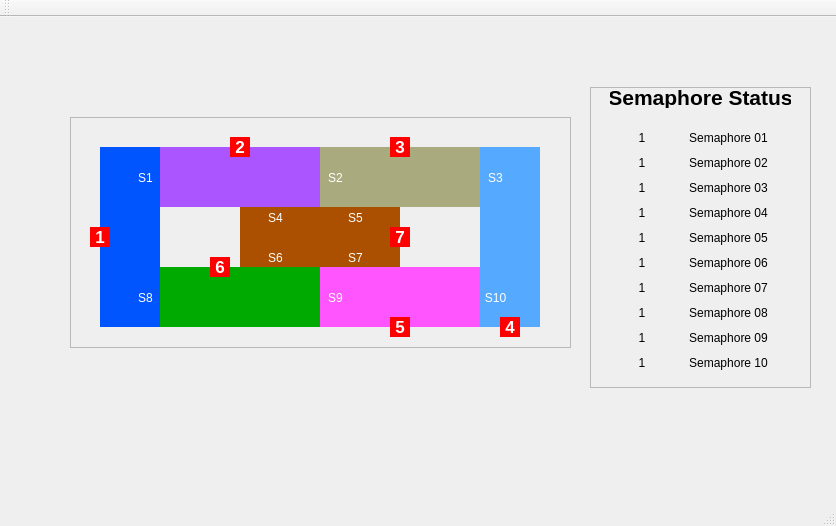
First picture: the form in mainwindow.ui, repository arturcuringa/Trens, before the edit.
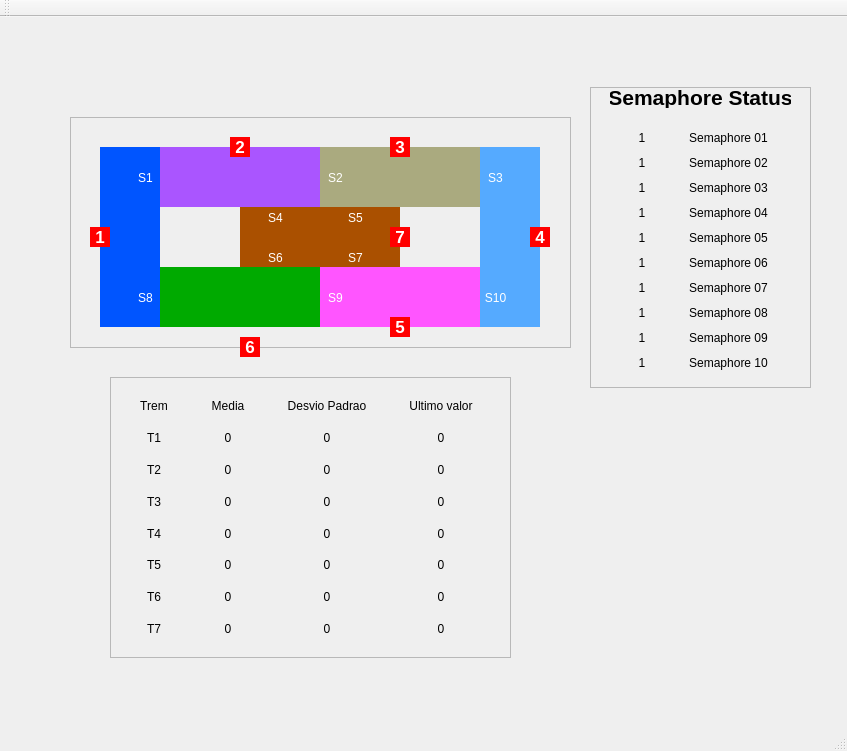
Second picture: the form after the edit.

Diff of the .ui file:
```diff
--- a/mainwindow.ui
+++ b/mainwindow.ui
@@ -6,8 +6,8 @@
    <rect>
     <x>0</x>
     <y>0</y>
-    <width>836</width>
-    <height>526</height>
+    <width>847</width>
+    <height>751</height>
    </rect>
   </property>
   <property name="windowTitle">
@@ -150,8 +150,8 @@
    <widget class="QLabel" name="labelTrem04">
     <property name="geometry">
      <rect>
-      <x>500</x>
-      <y>300</y>
+      <x>530</x>
+      <y>210</y>
       <width>20</width>
       <height>20</height>
      </rect>
@@ -303,8 +303,8 @@
    <widget class="QLabel" name="labelTrem06">
     <property name="geometry">
      <rect>
-      <x>210</x>
-      <y>240</y>
+      <x>240</x>
+      <y>320</y>
       <width>20</width>
       <height>20</height>
      </rect>
@@ -892,6 +892,444 @@
      </layout>
     </widget>
    </widget>
+   <widget class="QFrame" name="frame_3">
+    <property name="geometry">
+     <rect>
+      <x>110</x>
+      <y>360</y>
+      <width>401</width>
+      <height>281</height>
+     </rect>
+    </property>
+    <property name="frameShape">
+     <enum>QFrame::StyledPanel</enum>
+    </property>
+    <property name="frameShadow">
+     <enum>QFrame::Raised</enum>
+    </property>
+    <widget class="QWidget" name="gridLayoutWidget_3">
+     <property name="geometry">
+      <rect>
+       <x>0</x>
+       <y>5</y>
+       <width>401</width>
+       <height>271</height>
+      </rect>
+     </property>
+     <layout class="QGridLayout" name="gridLayout_3">
+      <item row="0" column="3">
+       <widget class="QLabel" name="label_31">
+        <property name="sizePolicy">
+         <sizepolicy hsizetype="Maximum" vsizetype="Preferred">
+          <horstretch>0</horstretch>
+          <verstretch>0</verstretch>
+         </sizepolicy>
+        </property>
+        <property name="minimumSize">
+         <size>
+          <width>100</width>
+          <height>0</height>
+         </size>
+        </property>
+        <property name="text">
+         <string>Ultimo valor</string>
+        </property>
+        <property name="alignment">
+         <set>Qt::AlignCenter</set>
+        </property>
+       </widget>
+      </item>
+      <item row="5" column="0">
+       <widget class="QLabel" name="strs6_3">
+        <property name="maximumSize">
+         <size>
+          <width>70</width>
+          <height>16777215</height>
+         </size>
+        </property>
+        <property name="text">
+         <string>T5</string>
+        </property>
+        <property name="alignment">
+         <set>Qt::AlignCenter</set>
+        </property>
+       </widget>
+      </item>
+      <item row="4" column="0">
+       <widget class="QLabel" name="strs5_3">
+        <property name="maximumSize">
+         <size>
+          <width>70</width>
+          <height>16777215</height>
+         </size>
+        </property>
+        <property name="text">
+         <string>T4</string>
+        </property>
+        <property name="alignment">
+         <set>Qt::AlignCenter</set>
+        </property>
+       </widget>
+      </item>
+      <item row="6" column="0">
+       <widget class="QLabel" name="strs7_3">
+        <property name="maximumSize">
+         <size>
+          <width>70</width>
+          <height>16777215</height>
+         </size>
+        </property>
+        <property name="text">
+         <string>T6</string>
+        </property>
+        <property name="alignment">
+         <set>Qt::AlignCenter</set>
+        </property>
+       </widget>
+      </item>
+      <item row="0" column="0">
+       <widget class="QLabel" name="strs1_3">
+        <property name="minimumSize">
+         <size>
+          <width>50</width>
+          <height>0</height>
+         </size>
+        </property>
+        <property name="maximumSize">
+         <size>
+          <width>40</width>
+          <height>16777215</height>
+         </size>
+        </property>
+        <property name="text">
+         <string>Trem</string>
+        </property>
+        <property name="alignment">
+         <set>Qt::AlignCenter</set>
+        </property>
+       </widget>
+      </item>
+      <item row="7" column="0">
+       <widget class="QLabel" name="strs8_3">
+        <property name="maximumSize">
+         <size>
+          <width>70</width>
+          <height>16777215</height>
+         </size>
+        </property>
+        <property name="text">
+         <string>T7</string>
+        </property>
+        <property name="alignment">
+         <set>Qt::AlignCenter</set>
+        </property>
+       </widget>
+      </item>
+      <item row="3" column="0">
+       <widget class="QLabel" name="strs4_3">
+        <property name="maximumSize">
+         <size>
+          <width>70</width>
+          <height>16777215</height>
+         </size>
+        </property>
+        <property name="text">
+         <string>T3</string>
+        </property>
+        <property name="alignment">
+         <set>Qt::AlignCenter</set>
+        </property>
+       </widget>
+      </item>
+      <item row="0" column="1">
+       <widget class="QLabel" name="label_32">
+        <property name="sizePolicy">
+         <sizepolicy hsizetype="Maximum" vsizetype="Preferred">
+          <horstretch>0</horstretch>
+          <verstretch>0</verstretch>
+         </sizepolicy>
+        </property>
+        <property name="minimumSize">
+         <size>
+          <width>70</width>
+          <height>0</height>
+         </size>
+        </property>
+        <property name="text">
+         <string>Media</string>
+        </property>
+        <property name="alignment">
+         <set>Qt::AlignCenter</set>
+        </property>
+       </widget>
+      </item>
+      <item row="1" column="0">
+       <widget class="QLabel" name="strs3_3">
+        <property name="maximumSize">
+         <size>
+          <width>70</width>
+          <height>16777215</height>
+         </size>
+        </property>
+        <property name="text">
+         <string>T1</string>
+        </property>
+        <property name="alignment">
+         <set>Qt::AlignCenter</set>
+        </property>
+       </widget>
+      </item>
+      <item row="0" column="2">
+       <widget class="QLabel" name="label_34">
+        <property name="sizePolicy">
+         <sizepolicy hsizetype="Maximum" vsizetype="Preferred">
+          <horstretch>0</horstretch>
+          <verstretch>0</verstretch>
+         </sizepolicy>
+        </property>
+        <property name="minimumSize">
+         <size>
+          <width>100</width>
+          <height>0</height>
+         </size>
+        </property>
+        <property name="text">
+         <string>Desvio Padrao</string>
+        </property>
+        <property name="alignment">
+         <set>Qt::AlignCenter</set>
+        </property>
+       </widget>
+      </item>
+      <item row="2" column="0">
+       <widget class="QLabel" name="strs2_3">
+        <property name="maximumSize">
+         <size>
+          <width>70</width>
+          <height>16777215</height>
+         </size>
+        </property>
+        <property name="text">
+         <string>T2</string>
+        </property>
+        <property name="alignment">
+         <set>Qt::AlignCenter</set>
+        </property>
+       </widget>
+      </item>
+      <item row="1" column="1">
+       <widget class="QLabel" name="mediat1">
+        <property name="text">
+         <string>0</string>
+        </property>
+        <property name="alignment">
+         <set>Qt::AlignCenter</set>
+        </property>
+       </widget>
+      </item>
+      <item row="2" column="1">
+       <widget class="QLabel" name="mediat2">
+        <property name="text">
+         <string>0</string>
+        </property>
+        <property name="alignment">
+         <set>Qt::AlignCenter</set>
+        </property>
+       </widget>
+      </item>
+      <item row="3" column="1">
+       <widget class="QLabel" name="mediat3">
+        <property name="text">
+         <string>0</string>
+        </property>
+        <property name="alignment">
+         <set>Qt::AlignCenter</set>
+        </property>
+       </widget>
+      </item>
+      <item row="5" column="1">
+       <widget class="QLabel" name="mediat5">
+        <property name="text">
+         <string>0</string>
+        </property>
+        <property name="alignment">
+         <set>Qt::AlignCenter</set>
+        </property>
+       </widget>
+      </item>
+      <item row="4" column="1">
+       <widget class="QLabel" name="mediat4">
+        <property name="text">
+         <string>0</string>
+        </property>
+        <property name="alignment">
+         <set>Qt::AlignCenter</set>
+        </property>
+       </widget>
+      </item>
+      <item row="6" column="1">
+       <widget class="QLabel" name="mediat6">
+        <property name="text">
+         <string>0</string>
+        </property>
+        <property name="alignment">
+         <set>Qt::AlignCenter</set>
+        </property>
+       </widget>
+      </item>
+      <item row="7" column="1">
+       <widget class="QLabel" name="mediat7">
+        <property name="text">
+         <string>0</string>
+        </property>
+        <property name="alignment">
+         <set>Qt::AlignCenter</set>
+        </property>
+       </widget>
+      </item>
+      <item row="1" column="2">
+       <widget class="QLabel" name="desviot1">
+        <property name="text">
+         <string>0</string>
+        </property>
+        <property name="alignment">
+         <set>Qt::AlignCenter</set>
+        </property>
+       </widget>
+      </item>
+      <item row="2" column="2">
+       <widget class="QLabel" name="desviot2">
+        <property name="text">
+         <string>0</string>
+        </property>
+        <property name="alignment">
+         <set>Qt::AlignCenter</set>
+        </property>
+       </widget>
+      </item>
+      <item row="3" column="2">
+       <widget class="QLabel" name="desviot3">
+        <property name="text">
+         <string>0</string>
+        </property>
+        <property name="alignment">
+         <set>Qt::AlignCenter</set>
+        </property>
+       </widget>
+      </item>
+      <item row="4" column="2">
+       <widget class="QLabel" name="desviot4">
+        <property name="text">
+         <string>0</string>
+        </property>
+        <property name="alignment">
+         <set>Qt::AlignCenter</set>
+        </property>
+       </widget>
+      </item>
+      <item row="5" column="2">
+       <widget class="QLabel" name="desviot5">
+        <property name="text">
+         <string>0</string>
+        </property>
+        <property name="alignment">
+         <set>Qt::AlignCenter</set>
+        </property>
+       </widget>
+      </item>
+      <item row="6" column="2">
+       <widget class="QLabel" name="desviot6">
+        <property name="text">
+         <string>0</string>
+        </property>
+        <property name="alignment">
+         <set>Qt::AlignCenter</set>
+        </property>
+       </widget>
+      </item>
+      <item row="7" column="2">
+       <widget class="QLabel" name="desviot7">
+        <property name="text">
+         <string>0</string>
+        </property>
+        <property name="alignment">
+         <set>Qt::AlignCenter</set>
+        </property>
+       </widget>
+      </item>
+      <item row="1" column="3">
+       <widget class="QLabel" name="ultimot1">
+        <property name="text">
+         <string>0</string>
+        </property>
+        <property name="alignment">
+         <set>Qt::AlignCenter</set>
+        </property>
+       </widget>
+      </item>
+      <item row="2" column="3">
+       <widget class="QLabel" name="ultimot2">
+        <property name="text">
+         <string>0</string>
+        </property>
+        <property name="alignment">
+         <set>Qt::AlignCenter</set>
+        </property>
+       </widget>
+      </item>
+      <item row="3" column="3">
+       <widget class="QLabel" name="ultimot3">
+        <property name="text">
+         <string>0</string>
+        </property>
+        <property name="alignment">
+         <set>Qt::AlignCenter</set>
+        </property>
+       </widget>
+      </item>
+      <item row="4" column="3">
+       <widget class="QLabel" name="ultimot4">
+        <property name="text">
+         <string>0</string>
+        </property>
+        <property name="alignment">
+         <set>Qt::AlignCenter</set>
+        </property>
+       </widget>
+      </item>
+      <item row="5" column="3">
+       <widget class="QLabel" name="ultimot5">
+        <property name="text">
+         <string>0</string>
+        </property>
+        <property name="alignment">
+         <set>Qt::AlignCenter</set>
+        </property>
+       </widget>
+      </item>
+      <item row="6" column="3">
+       <widget class="QLabel" name="ultimot6">
+        <property name="text">
+         <string>0</string>
+        </property>
+        <property name="alignment">
+         <set>Qt::AlignCenter</set>
+        </property>
+       </widget>
+      </item>
+      <item row="7" column="3">
+       <widget class="QLabel" name="ultimot7">
+        <property name="text">
+         <string>0</string>
+        </property>
+        <property name="alignment">
+         <set>Qt::AlignCenter</set>
+        </property>
+       </widget>
+      </item>
+     </layout>
+    </widget>
+   </widget>
    <zorder>frame</zorder>
    <zorder>labelTrilho02</zorder>
    <zorder>labelTrilho03</zorder>
```
Left out of the diff: 3 changed lines with no effect on the pictures.
